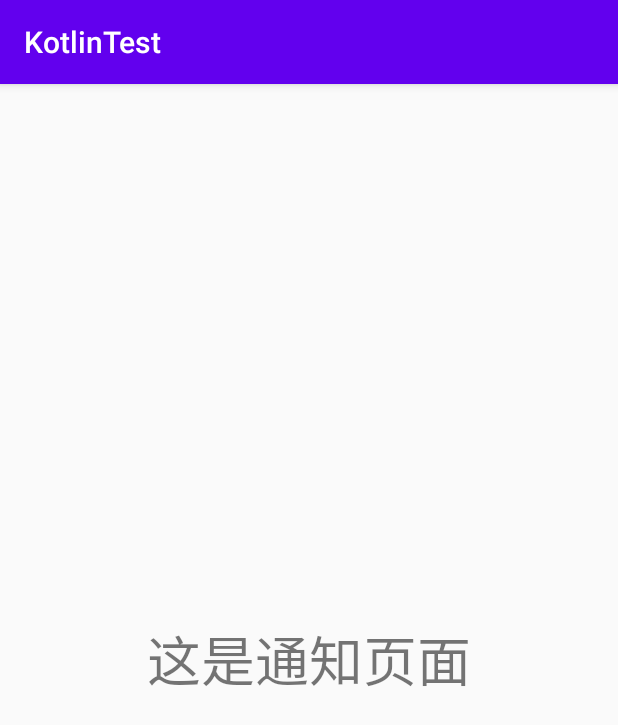
After one commit to zhp475433752/KotlinTest, an Android app: the NotificationActivity screen opened directly, with no data from a screen before it, on a phone screen of 412 x 824 dp. The commit adds this screen. Shown: the top 725 px of the screen. Run offline under Robolectric (Android 15) with nearby library versions, the phone set to English and light mode, and no system bars.

```diff
--- a/app/src/main/java/com/zwwl/kotlintest/MyApplication.java
+++ b/app/src/main/java/com/zwwl/kotlintest/MyApplication.java
@@ -1,6 +1,8 @@
 package com.zwwl.kotlintest;
 
 import android.app.Application;
+
+import androidx.multidex.MultiDex;
 
 /**
  * Created by zhanghuipeng on 1/19/21.
@@ -9,5 +11,6 @@ public class MyApplication extends Application {
     @Override
     public void onCreate() {
         super.onCreate();
+        MultiDex.install(this);
     }
 }
--- a/app/src/main/java/com/zwwl/kotlintest/mediaplayer/VideoViewActivity.java
+++ b/app/src/main/java/com/zwwl/kotlintest/mediaplayer/VideoViewActivity.java
@@ -81,4 +81,6 @@ public class VideoViewActivity extends AppCompatActivity implements MediaPlayer.
     public void onClick(View v) {
         finish();
     }
+
+
 }
--- /dev/null
+++ b/app/src/main/java/com/zwwl/kotlintest/notification/NotificationActivity.java
@@ -0,0 +1,21 @@
+package com.zwwl.kotlintest.notification;
+
+import android.os.Bundle;
+import android.widget.TextView;
+
+import androidx.appcompat.app.AppCompatActivity;
+
+import com.zwwl.kotlintest.R;
+
+public class NotificationActivity extends AppCompatActivity {
+
+    @Override
+    protected void onCreate(Bundle savedInstanceState) {
+        super.onCreate(savedInstanceState);
+        setContentView(R.layout.activity_notification);
+        TextView textView = findViewById(R.id.textView);
+        if (getIntent().hasExtra("data")) {
+            textView.setText(getIntent().getStringExtra("data"));
+        }
+    }
+}
--- /dev/null
+++ b/app/src/main/res/layout/activity_notification.xml
@@ -0,0 +1,19 @@
+<?xml version="1.0" encoding="utf-8"?>
+<RelativeLayout xmlns:android="http://schemas.android.com/apk/res/android"
+    xmlns:app="http://schemas.android.com/apk/res-auto"
+    xmlns:tools="http://schemas.android.com/tools"
+    android:layout_width="match_parent"
+    android:layout_height="match_parent"
+    tools:context=".notification.NotificationActivity">
+
+
+    <TextView
+        android:id="@+id/textView"
+        android:layout_width="wrap_content"
+        android:layout_height="wrap_content"
+        android:padding="15dp"
+        android:text="这是通知页面"
+        android:textSize="36sp"
+        android:layout_centerInParent="true"
+        />
+</RelativeLayout>
```
Also changed, not shown: app/build.gradle (+8 -0 lines), app/src/main/AndroidManifest.xml (+4 -3 lines), app/src/main/java/com/zwwl/kotlintest/MainActivity.kt (+31 -8 lines), app/src/main/java/com/zwwl/kotlintest/mediaplayer/MediaPlayerActivity.java (+52 -8 lines).
